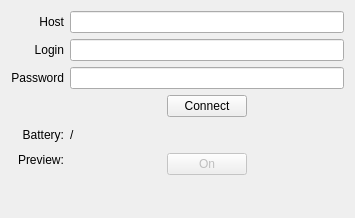
This is HCI/ui/WindowsDevicePortal.ui in limvi-licef/VirtualLabelsAR as Qt 5 draws it before an edit. The edited form follows.
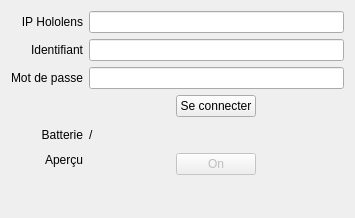
This is the edited form.

```diff
--- a/HCI/ui/WindowsDevicePortal.ui
+++ b/HCI/ui/WindowsDevicePortal.ui
@@ -29,7 +29,7 @@
    <item row="4" column="0" alignment="Qt::AlignRight|Qt::AlignVCenter">
     <widget class="QLabel" name="batteryLabel">
      <property name="text">
-      <string>Battery:</string>
+      <string>Batterie</string>
      </property>
      <property name="alignment">
       <set>Qt::AlignRight|Qt::AlignTop|Qt::AlignTrailing</set>
@@ -56,7 +56,7 @@
    <item row="2" column="0">
     <widget class="QLabel" name="passwordLabel">
      <property name="text">
-      <string>Password</string>
+      <string>Mot de passe</string>
      </property>
      <property name="alignment">
       <set>Qt::AlignRight|Qt::AlignTrailing|Qt::AlignVCenter</set>
@@ -66,7 +66,7 @@
    <item row="0" column="0">
     <widget class="QLabel" name="hostLabel">
      <property name="text">
-      <string>Host</string>
+      <string>IP Hololens</string>
      </property>
      <property name="alignment">
       <set>Qt::AlignRight|Qt::AlignTrailing|Qt::AlignVCenter</set>
@@ -83,7 +83,7 @@
    <item row="1" column="0">
     <widget class="QLabel" name="loginLabel">
      <property name="text">
-      <string>Login</string>
+      <string>Identifiant</string>
      </property>
      <property name="alignment">
       <set>Qt::AlignRight|Qt::AlignTrailing|Qt::AlignVCenter</set>
@@ -103,7 +103,7 @@
    <item row="5" column="0" alignment="Qt::AlignRight|Qt::AlignTop">
     <widget class="QLabel" name="previewLabel">
      <property name="text">
-      <string>Preview:</string>
+      <string>Aperçu</string>
      </property>
     </widget>
    </item>
@@ -127,7 +127,7 @@
    <item row="3" column="1" alignment="Qt::AlignHCenter">
     <widget class="QPushButton" name="connectButton">
      <property name="text">
-      <string>Connect</string>
+      <string>Se connecter</string>
      </property>
     </widget>
    </item>
```
